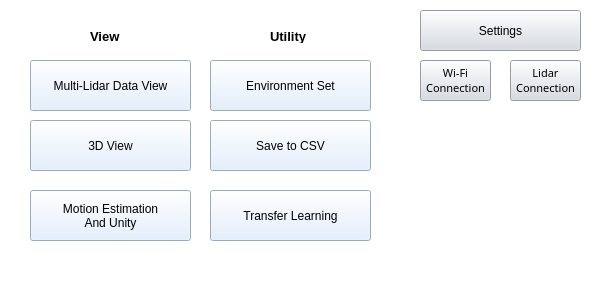
The window that lidar_interface/ui/MainWindow.ui (chochmun/Multi-2D-LiDAR-Based-3D-Motion-Recognition-With-Deep-Learning) describes before a commit, drawn with Qt 5.
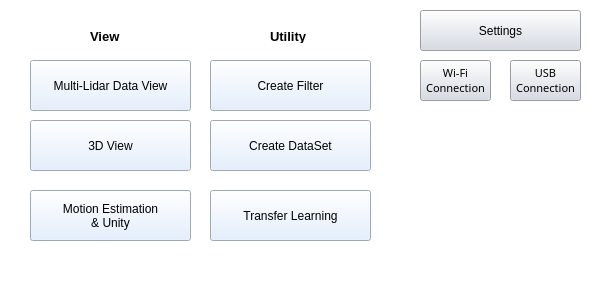
The same window after the commit. Icons and pictures are not drawn.

Commit message: Unity ver 1.4

Patch:
```diff
--- a/lidar_interface/ui/MainWindow.ui
+++ b/lidar_interface/ui/MainWindow.ui
@@ -74,7 +74,7 @@
      <string notr="true">background-color: rgb(221, 236, 255);</string>
     </property>
     <property name="text">
-     <string>Environment Set</string>
+     <string>Create Filter</string>
     </property>
    </widget>
    <widget class="QPushButton" name="Button_transferlearn">
@@ -106,7 +106,7 @@
      <string notr="true">background-color: rgb(221, 236, 255);</string>
     </property>
     <property name="text">
-     <string>Save to CSV</string>
+     <string>Create DataSet</string>
     </property>
    </widget>
    <widget class="QLabel" name="label">
@@ -165,7 +165,7 @@
     </property>
     <property name="text">
      <string>Motion Estimation
-And Unity</string>
+&amp;&amp; Unity</string>
     </property>
    </widget>
    <widget class="QGraphicsView" name="graphicsView">
@@ -203,7 +203,7 @@
      <string notr="true">background-color: rgb(213, 218, 227);</string>
     </property>
     <property name="text">
-     <string>Lidar
+     <string>USB
 Connection</string>
     </property>
     <property name="checkable">
```
The commit also changes 19 other files.
